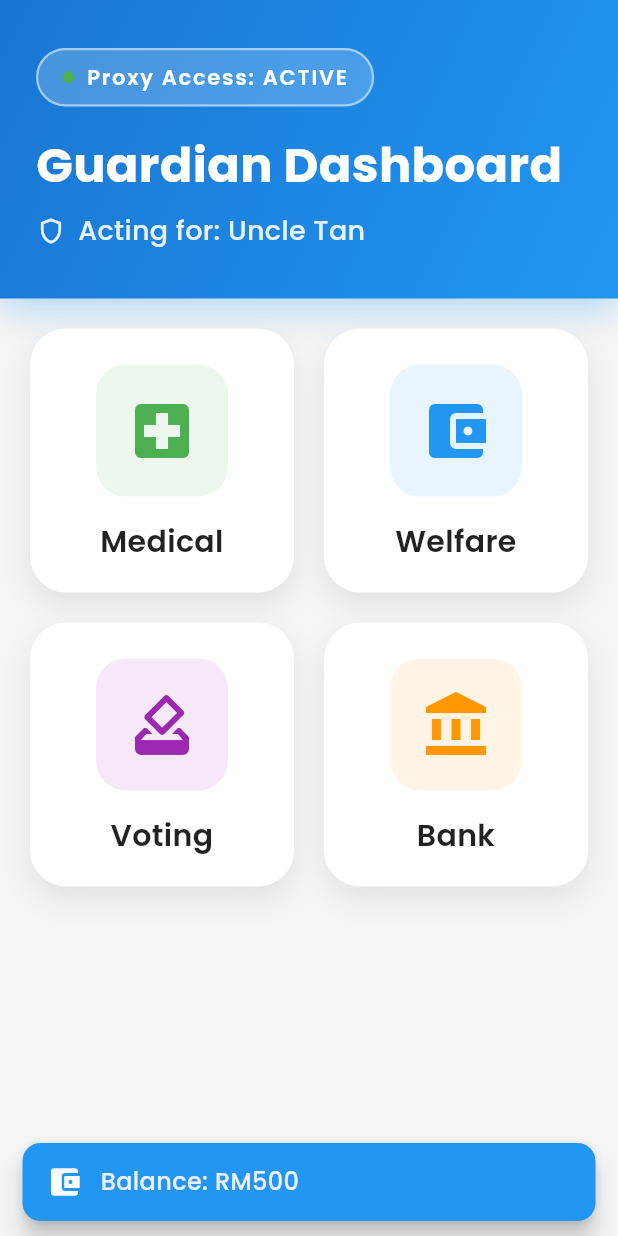
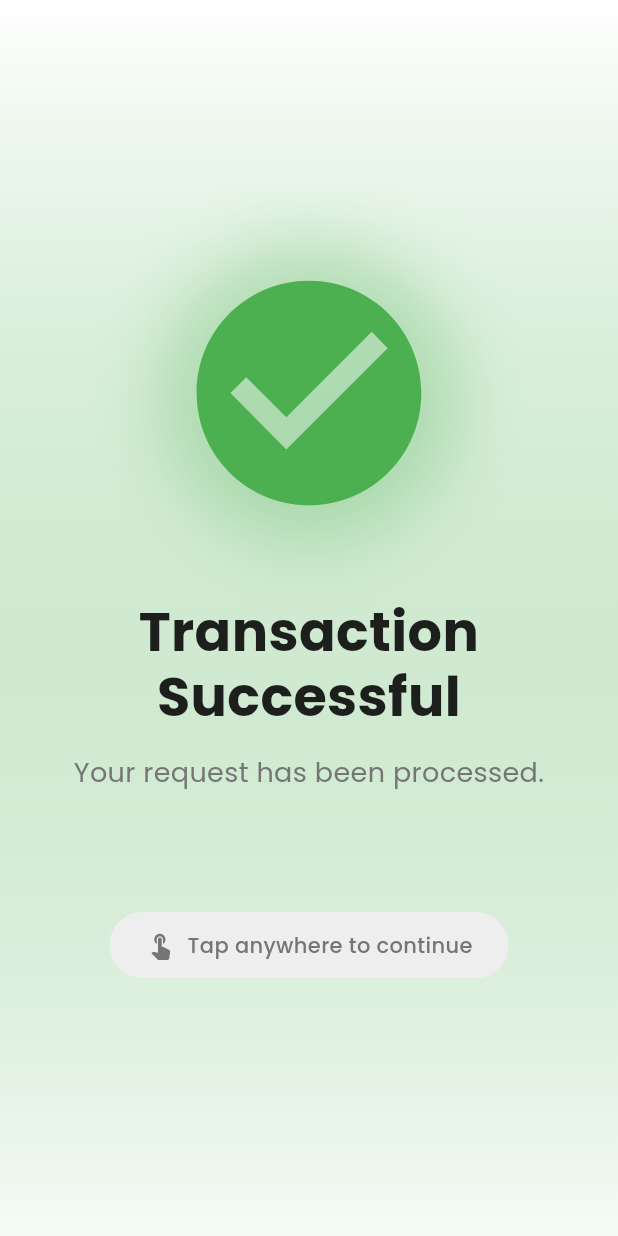
Before and after one commit to cloudnine-ddy/Idk_GodamLah2.0, a Flutter app: the GuardianScreen screen opened directly, after a tap on "Welfare", on a phone screen of 412 x 824 dp. Run offline on Flutter 3.47's test engine with Material 3 defaults, Android fonts, the phone set to English and light mode, and no system bars; our stand-ins replace google_fonts.

Commit message:
Feat: Add SuccessScreen and complete basic design

```diff
--- a/app/lib/screens/elderly_screen.dart
+++ b/app/lib/screens/elderly_screen.dart
@@ -1,5 +1,6 @@
 import 'package:flutter/material.dart';
 import 'package:google_fonts/google_fonts.dart';
+import 'success_screen.dart';
 
 class ElderlyScreen extends StatelessWidget {
   const ElderlyScreen({super.key});
@@ -63,39 +64,31 @@ class ElderlyScreen extends StatelessWidget {
                   physics: const BouncingScrollPhysics(),
                   children: [
                     _buildActionCard(
+                      context: context,
                       icon: Icons.account_balance_wallet,
                       title: 'Check Aid',
                       description: 'See your STR money',
-                      onPressed: () {
-                        // TODO: Navigate to aid check screen
-                      },
                     ),
                     const SizedBox(height: 20),
                     _buildActionCard(
+                      context: context,
                       icon: Icons.medical_services,
                       title: 'Health Info',
                       description: 'View medical records',
-                      onPressed: () {
-                        // TODO: Navigate to health info screen
-                      },
                     ),
                     const SizedBox(height: 20),
                     _buildActionCard(
+                      context: context,
                       icon: Icons.phone_in_talk,
                       title: 'Call Guardian',
                       description: 'Contact your family',
-                      onPressed: () {
-                        // TODO: Navigate to call screen
-                      },
                     ),
                     const SizedBox(height: 20),
                     _buildActionCard(
+                      context: context,
                       icon: Icons.emergency,
                       title: 'Emergency',
                       description: 'Get help now',
-                      onPressed: () {
-                        // TODO: Navigate to emergency screen
-                      },
                     ),
                     const SizedBox(height: 20),
                   ],
@@ -149,10 +142,10 @@ class ElderlyScreen extends StatelessWidget {
   }
 
   Widget _buildActionCard({
+    required BuildContext context,
     required IconData icon,
     required String title,
     required String description,
-    required VoidCallback onPressed,
   }) {
     return Container(
       decoration: BoxDecoration(
@@ -170,7 +163,13 @@ class ElderlyScreen extends StatelessWidget {
       child: Material(
         color: Colors.transparent,
         child: InkWell(
-          onTap: onPressed,
+          onTap: () {
+            Navigator.of(context).push(
+              MaterialPageRoute(
+                builder: (context) => const SuccessScreen(),
+              ),
+            );
+          },
           borderRadius: BorderRadius.circular(30),
           child: Padding(
             padding: const EdgeInsets.all(28),
@@ -218,7 +217,7 @@ class ElderlyScreen extends StatelessWidget {
                 const SizedBox(width: 16),
 
                 // Massive YES Button
-                _buildYesButton(onPressed),
+                _buildYesButton(context),
               ],
             ),
           ),
@@ -227,7 +226,7 @@ class ElderlyScreen extends StatelessWidget {
     );
   }
 
-  Widget _buildYesButton(VoidCallback onPressed) {
+  Widget _buildYesButton(BuildContext context) {
     return Container(
       decoration: BoxDecoration(
         gradient: const LinearGradient(
@@ -250,7 +249,13 @@ class ElderlyScreen extends StatelessWidget {
       child: Material(
         color: Colors.transparent,
         child: InkWell(
-          onTap: onPressed,
+          onTap: () {
+            Navigator.of(context).push(
+              MaterialPageRoute(
+                builder: (context) => const SuccessScreen(),
+              ),
+            );
+          },
           borderRadius: BorderRadius.circular(20),
           child: Container(
             padding: const EdgeInsets.symmetric(
--- a/app/lib/screens/guardian_screen.dart
+++ b/app/lib/screens/guardian_screen.dart
@@ -1,5 +1,6 @@
 import 'package:flutter/material.dart';
 import 'package:google_fonts/google_fonts.dart';
+import 'success_screen.dart';
 
 class GuardianScreen extends StatelessWidget {
   const GuardianScreen({super.key});
@@ -227,59 +228,17 @@ class GuardianScreen extends StatelessWidget {
   }
 
   void _showMedicalInfo(BuildContext context) {
-    ScaffoldMessenger.of(context).showSnackBar(
-      SnackBar(
-        content: Row(
-          children: [
-            const Icon(
-              Icons.check_circle,
-              color: Colors.white,
-            ),
-            const SizedBox(width: 12),
-            Text(
-              'Appointment Booked',
-              style: GoogleFonts.poppins(
-                fontSize: 16,
-                fontWeight: FontWeight.w500,
-              ),
-            ),
-          ],
-        ),
-        backgroundColor: const Color(0xFF4CAF50),
-        behavior: SnackBarBehavior.floating,
-        shape: RoundedRectangleBorder(
-          borderRadius: BorderRadius.circular(12),
-        ),
-        duration: const Duration(seconds: 3),
+    Navigator.of(context).push(
+      MaterialPageRoute(
+        builder: (context) => const SuccessScreen(),
       ),
     );
   }
 
   void _showWelfareBalance(BuildContext context) {
-    ScaffoldMessenger.of(context).showSnackBar(
-      SnackBar(
-        content: Row(
-          children: [
-            const Icon(
-              Icons.account_balance_wallet,
-              color: Colors.white,
-            ),
-            const SizedBox(width: 12),
-            Text(
-              'Balance: RM500',
-              style: GoogleFonts.poppins(
-                fontSize: 16,
-                fontWeight: FontWeight.w500,
-              ),
-            ),
-          ],
-        ),
-        backgroundColor: const Color(0xFF2196F3),
-        behavior: SnackBarBehavior.floating,
-        shape: RoundedRectangleBorder(
-          borderRadius: BorderRadius.circular(12),
-        ),
-        duration: const Duration(seconds: 3),
+    Navigator.of(context).push(
+      MaterialPageRoute(
+        builder: (context) => const SuccessScreen(),
       ),
     );
   }
--- /dev/null
+++ b/app/lib/screens/success_screen.dart
@@ -0,0 +1,173 @@
+import 'package:flutter/material.dart';
+import 'package:google_fonts/google_fonts.dart';
+
+class SuccessScreen extends StatefulWidget {
+  const SuccessScreen({super.key});
+
+  @override
+  State<SuccessScreen> createState() => _SuccessScreenState();
+}
+
+class _SuccessScreenState extends State<SuccessScreen>
+    with SingleTickerProviderStateMixin {
+  late AnimationController _controller;
+  late Animation<double> _scaleAnimation;
+  late Animation<double> _fadeAnimation;
+
+  @override
+  void initState() {
+    super.initState();
+
+    // Animation setup
+    _controller = AnimationController(
+      duration: const Duration(milliseconds: 800),
+      vsync: this,
+    );
+
+    // Scale animation - bouncy effect
+    _scaleAnimation = CurvedAnimation(
+      parent: _controller,
+      curve: Curves.elasticOut,
+    );
+
+    // Fade animation - smooth fade in
+    _fadeAnimation = CurvedAnimation(
+      parent: _controller,
+      curve: Curves.easeIn,
+    );
+
+    // Start animation on load
+    _controller.forward();
+  }
+
+  @override
+  void dispose() {
+    _controller.dispose();
+    super.dispose();
+  }
+
+  void _returnToLanding() {
+    // Pop all routes and go back to landing page
+    Navigator.of(context).popUntil((route) => route.isFirst);
+  }
+
+  @override
+  Widget build(BuildContext context) {
+    return Scaffold(
+      backgroundColor: Colors.white,
+      body: GestureDetector(
+        onTap: _returnToLanding,
+        behavior: HitTestBehavior.opaque,
+        child: Container(
+          decoration: BoxDecoration(
+            gradient: LinearGradient(
+              begin: Alignment.topCenter,
+              end: Alignment.bottomCenter,
+              colors: [
+                Colors.white,
+                const Color(0xFF4CAF50).withOpacity(0.05),
+              ],
+            ),
+          ),
+          child: Center(
+            child: Column(
+              mainAxisAlignment: MainAxisAlignment.center,
+              children: [
+                // Massive Green Checkmark with Scale Animation
+                ScaleTransition(
+                  scale: _scaleAnimation,
+                  child: Container(
+                    decoration: BoxDecoration(
+                      shape: BoxShape.circle,
+                      boxShadow: [
+                        BoxShadow(
+                          color: const Color(0xFF4CAF50).withOpacity(0.3),
+                          blurRadius: 40,
+                          spreadRadius: 10,
+                        ),
+                      ],
+                    ),
+                    child: const Icon(
+                      Icons.check_circle,
+                      size: 180,
+                      color: Color(0xFF4CAF50),
+                    ),
+                  ),
+                ),
+
+                const SizedBox(height: 48),
+
+                // Main Text with Fade Animation
+                FadeTransition(
+                  opacity: _fadeAnimation,
+                  child: Text(
+                    'Transaction Successful',
+                    textAlign: TextAlign.center,
+                    style: GoogleFonts.poppins(
+                      fontSize: 36,
+                      fontWeight: FontWeight.bold,
+                      color: Colors.black87,
+                      height: 1.2,
+                    ),
+                  ),
+                ),
+
+                const SizedBox(height: 16),
+
+                // Subtext with Fade Animation
+                FadeTransition(
+                  opacity: _fadeAnimation,
+                  child: Text(
+                    'Your request has been processed.',
+                    textAlign: TextAlign.center,
+                    style: GoogleFonts.poppins(
+                      fontSize: 18,
+                      fontWeight: FontWeight.w400,
+                      color: Colors.grey[600],
+                    ),
+                  ),
+                ),
+
+                const SizedBox(height: 80),
+
+                // Tap anywhere hint with subtle animation
+                FadeTransition(
+                  opacity: _fadeAnimation,
+                  child: Container(
+                    padding: const EdgeInsets.symmetric(
+                      horizontal: 24,
+                      vertical: 12,
+                    ),
+                    decoration: BoxDecoration(
+                      color: Colors.grey[200],
+                      borderRadius: BorderRadius.circular(30),
+                    ),
+                    child: Row(
+                      mainAxisSize: MainAxisSize.min,
+                      children: [
+                        Icon(
+                          Icons.touch_app,
+                          size: 20,
+                          color: Colors.grey[600],
+                        ),
+                        const SizedBox(width: 8),
+                        Text(
+                          'Tap anywhere to continue',
+                          style: GoogleFonts.poppins(
+                            fontSize: 14,
+                            color: Colors.grey[600],
+                            fontWeight: FontWeight.w500,
+                          ),
+                        ),
+                      ],
+                    ),
+                  ),
+                ),
+              ],
+            ),
+          ),
+        ),
+      ),
+    );
+  }
+}
```
